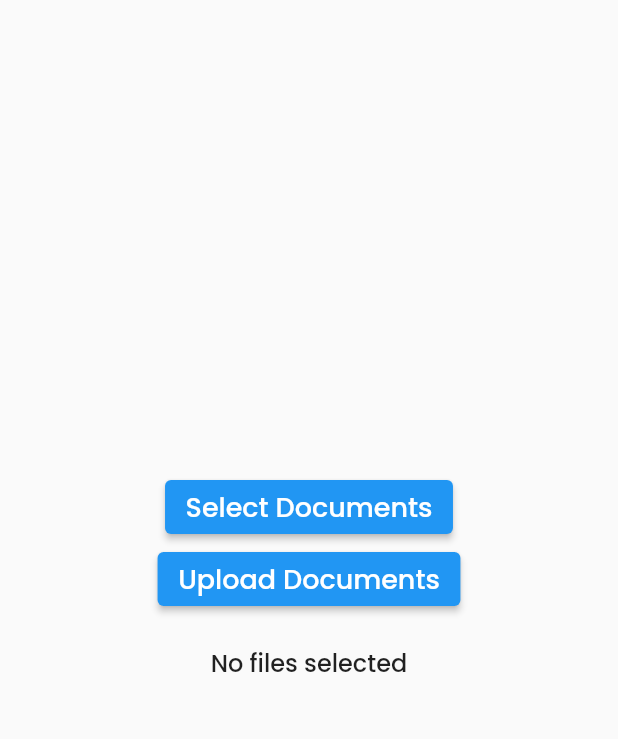
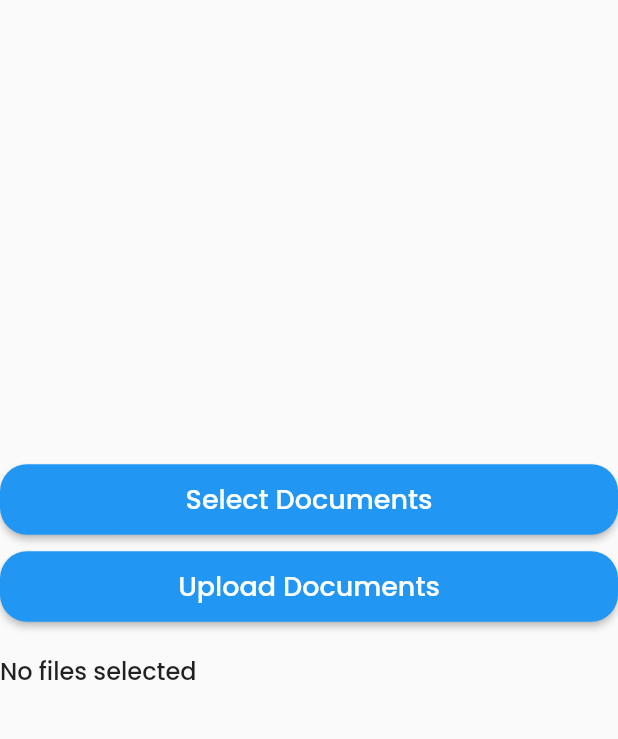
Before and after one commit to mklobucaric/studybuddy, a Flutter app: the AskCustomQuestionsView screen opened by its route, after a tap on "Study Buddy", after a tap on "Pick Document", on a phone screen of 412 x 824 dp, the part 84-823 px from its top. Run offline on Flutter 3.47's test engine with Material 2 defaults, Android fonts, the phone set to English and light mode, and no system bars; our stand-ins replace camera, cloud_firestore, file_picker, firebase_auth, firebase_core, flutter_secure_storage and 2 more; missing offline and left inert: firebase_app_check; accounts and stored records are empty; generated files the repository leaves out were written again.

Commit message:
updated camera, polishing some views

```diff
--- a/assets/lang/de.json
+++ b/assets/lang/de.json
@@ -33,13 +33,13 @@
     "existing_email": "Es existiert bereits ein Konto für diese E-Mail-Adresse.",
     "askQuestionLabel": "Frage stellen",
     "noFilesSelected": "Keine Dateien ausgewählt",
-    "questionsTitle": "Fragen",
-    "customquestionsTitle": "Benutzerdefinierte Fragen",
+    "questionsTitle": "Q&A",
+    "customQuestionsTitle": "Fragen",
     "selectDocuments": "Dokumente auswählen",
     "pickDocumentsTitle": "Dokumente auswählen",
     "askFollowUpQuestionLabel": "Stellen Sie eine Folgefrage.",
     "uploadDocuments": "Dokumente hochladen",
-    "additionalquestionsTitle": "Zusatzfragen",
+    "additionalquestionsTitle": "Fragen",
     "cameraNotAvailable": "Kamera nicht verfügbar",
     "noDataMessage": "Keine QA-Inhalte verfügbar"
 }
--- a/assets/lang/en.json
+++ b/assets/lang/en.json
@@ -33,13 +33,13 @@
     "existing_email": "An account already exists for that email",
     "askQuestionLabel": "Ask a question",
     "noFilesSelected": "No files selected",
-    "questionsTitle": "Questions",
-    "customquestionsTitle": "Custom Questions",
+    "questionsTitle": "Q&A",
+    "customQuestionsTitle": "Questions",
     "selectDocuments": "Select Documents",
     "pickDocumentsTitle": "Pick Documents",
     "askFollowUpQuestionLabel": "Ask a follow up question.",
     "uploadDocuments": "Upload Documents",
-    "additionalquestionsTitle": "Additional Questions",
+    "additionalquestionsTitle": "Questions",
     "cameraNotAvailable": "Camera not available",
     "noDataMessage": "No QA content available"
 }
--- a/assets/lang/hr.json
+++ b/assets/lang/hr.json
@@ -33,13 +33,13 @@
     "existing_email": "Već postoji račun za tu e-mail adresu.",
     "askQuestionLabel": "Postavi pitanje",
     "noFilesSelected": "Nisu odabrane datoteke",
-    "questionsTitle": "Pitanja",
-    "customquestionsTitle": "Prilagođena pitanja",
+    "questionsTitle": "Q&A",
+    "customQuestionsTitle": "Pitanja",
     "selectDocuments": "Odaberite dokumente",
     "pickDocumentsTitle": "Odaberite dokumente",
     "askFollowUpQuestionLabel": "Postavite slijedeće pitanje.",
     "uploadDocuments": "Pošaljite dokumente",
-    "additionalquestionsTitle": "Dodatna pitanja",
+    "additionalquestionsTitle": "Pitanja",
     "cameraNotAvailable": "Kamera nije dostupna",
     "noDataMessage": "Nema dostupnih QA sadržaja"
 }
--- a/assets/lang/hu.json
+++ b/assets/lang/hu.json
@@ -33,13 +33,13 @@
     "existing_email": "Már létezik fiók ehhez az e-mail címhez.",
     "askQuestionLabel": "Kérdezz",
     "noFilesSelected": "Nincsenek kiválasztott fájlok",
-    "questionsTitle": "Kérdések",
-    "customquestionsTitle": "Egyedi kérdések",
+    "questionsTitle": "Q&A",
+    "customQuestionsTitle": "Kérdések",
     "selectDocuments": "Dokumentumok kiválasztása",
     "pickDocumentsTitle": "Válasszon dokumentumokat",
     "askFollowUpQuestionLabel": "Tegyen fel egy további kérdést.",
     "uploadDocuments": "Dokumentumok feltöltése",
-    "additionalquestionsTitle": "További kérdések",
+    "additionalquestionsTitle": "Kérdések",
     "cameraNotAvailable": "A kamera nem érhető el",
     "noDataMessage": "Nincs QA tartalom elérhető"
 }
--- /dev/null
+++ b/devtools_options.yaml
@@ -0,0 +1 @@
+extensions:
--- a/lib/src/views/ask_custom_questions_view.dart
+++ b/lib/src/views/ask_custom_questions_view.dart
@@ -66,7 +66,7 @@ class _AskCustomQuestionsViewState extends State<AskCustomQuestionsView> {
               },
               child: const Text('Study Buddy'),
             ),
-            Text(localizations?.translate('customquestionsTitle') ??
+            Text(localizations?.translate('customQuestionsTitle') ??
                 'Custom Questions')
           ],
         ),
--- a/lib/src/views/document_picker_view.dart
+++ b/lib/src/views/document_picker_view.dart
@@ -46,17 +46,28 @@ class _DocumentPickerViewState extends State<DocumentPickerView> {
               Center(
                 child: Column(
                   mainAxisAlignment: MainAxisAlignment.center,
+                  crossAxisAlignment: CrossAxisAlignment
+                      .stretch, // Stretch the buttons in the cross axis
                   children: <Widget>[
-                    ElevatedButton(
-                      onPressed: _pickDocuments,
-                      child: Text(localizations?.translate('selectDocuments') ??
-                          'Select Documents'),
+                    IntrinsicWidth(
+                      stepWidth: double.infinity,
+                      child: ElevatedButton(
+                        onPressed: _pickDocuments,
+                        child: Text(
+                            localizations?.translate('selectDocuments') ??
+                                'Select Documents'),
+                      ),
                     ),
-                    ElevatedButton(
-                      onPressed: () => _uploadDocuments(
-                          context, localeProvider.currentLocale.languageCode),
-                      child: Text(localizations?.translate('uploadDocuments') ??
-                          'Upload Documents'),
+                    const SizedBox(height: 10),
+                    IntrinsicWidth(
+                      stepWidth: double.infinity,
+                      child: ElevatedButton(
+                        onPressed: () => _uploadDocuments(
+                            context, localeProvider.currentLocale.languageCode),
+                        child: Text(
+                            localizations?.translate('uploadDocuments') ??
+                                'Upload Documents'),
+                      ),
                     ),
                     const SizedBox(height: 20),
                     _buildFileList(),
--- a/lib/src/views/home_view.dart
+++ b/lib/src/views/home_view.dart
@@ -10,6 +10,7 @@ import 'package:studybuddy/src/models/history.dart';
 import 'package:studybuddy/src/widgets/interactive_card.dart';
 import 'package:studybuddy/src/services/local_storage_service.dart';
 import 'package:studybuddy/src/services/local_storage_service_interface.dart';
+import 'package:flutter/foundation.dart' show kIsWeb; // Import kIsWeb
 
 class HomeView extends StatefulWidget {
   const HomeView({super.key});
@@ -58,9 +59,10 @@ class _HomeViewState extends State<HomeView> {
 
     // Determine the number of items in the grid
     int gridItemCount = 4; // Adjust as needed
+    const crossAxisCount = kIsWeb ? 2 : 1;
 
     // Calculate the aspect ratio for the cards
-    double cardAspectRatio = 4 / 3; // Example aspect ratio
+    const cardAspectRatio = kIsWeb ? 4 / 3 : 2.1; // Example aspect ratio
 
     return Scaffold(
       appBar: AppBar(
@@ -138,8 +140,9 @@ class _HomeViewState extends State<HomeView> {
       body: Padding(
         padding: const EdgeInsets.all(8.0),
         child: GridView.builder(
-          gridDelegate: SliverGridDelegateWithFixedCrossAxisCount(
-            crossAxisCount: 2, // Two items per row
+          gridDelegate: const SliverGridDelegateWithFixedCrossAxisCount(
+            // Set crossAxisCount based on platform
+            crossAxisCount: crossAxisCount, // Two items per row
             childAspectRatio:
                 cardAspectRatio, // Set the aspect ratio of the card
           ),
@@ -177,14 +180,14 @@ class _HomeViewState extends State<HomeView> {
                 Container(
                   padding: const EdgeInsets.all(
                       16.0), // You can adjust the padding as needed
-                  color: Theme.of(context)
-                      .primaryColor, // Optional: to style the header container
+                  // color: Theme.of(context)
+                  //     .primaryColor, // Optional: to style the header container
                   child: const Text(
                     'Q&A History',
                     style: TextStyle(
                       fontSize: 24.0, // You can adjust the font size as needed
-                      color: Colors
-                          .white, // Choose a text color that contrasts with the container color
+                      //  color: Colors
+                      //      .white, // Choose a text color that contrasts with the container color
                     ),
                   ),
                 ),
--- a/lib/src/views/questions_view.dart
+++ b/lib/src/views/questions_view.dart
@@ -56,7 +56,7 @@ class _QuestionsViewState extends State<QuestionsView> {
                 },
                 child: const Text('Study Buddy'),
               ),
-              Text(localizations?.translate('questionsTitle') ?? 'Questions')
+              Text(localizations?.translate('questionsTitle') ?? 'Q&A')
             ],
           ),
         ),
--- a/lib/src/widgets/interactive_card.dart
+++ b/lib/src/widgets/interactive_card.dart
@@ -18,7 +18,7 @@ class InteractiveCard extends StatelessWidget {
 
     return Padding(
       padding: const EdgeInsets.all(
-          4.0), // Reduced padding for better space utilization
+          2.0), // Reduced padding for better space utilization
       child: InkWell(
         onTap: () => context.push(destination),
         child: Card(
@@ -33,7 +33,7 @@ class InteractiveCard extends StatelessWidget {
                 ),
               ),
               Padding(
-                padding: const EdgeInsets.all(8.0),
+                padding: const EdgeInsets.all(4.0),
                 child: Text(
                   localizations?.translate(label) ?? 'Default Text',
                   style: const TextStyle(
```
Also changed, not shown: assets/lang copy/de.json (deleted, +0 -35 lines), assets/lang copy/en.json (deleted, +0 -36 lines), assets/lang copy/hr.json (deleted, +0 -35 lines), assets/lang copy/hu.json (deleted, +0 -34 lines), lib/src/services/camera_service copy.dart (deleted, +0 -41 lines), lib/src/services/camera_service.dart (+36 -43 lines), lib/src/views/camera_view.dart (+30 -41 lines), lib/theme/app_theme.dart (+12 -1 lines).
